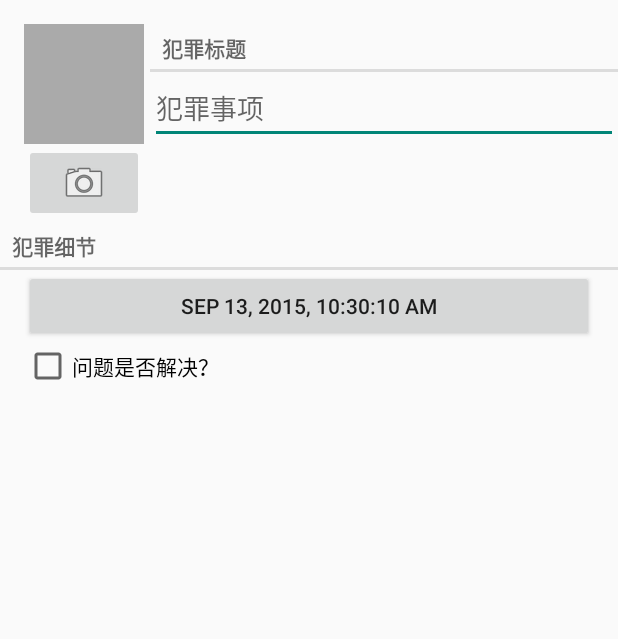
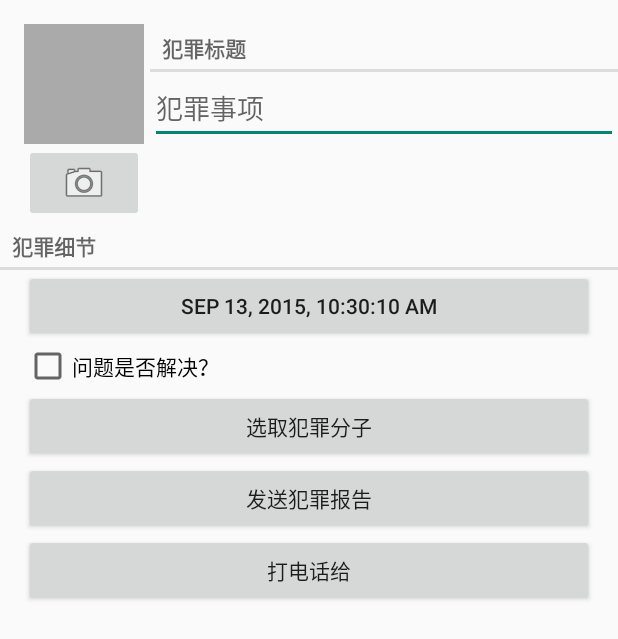
Before and after one commit to whWZH/practice, an Android app: the CrameItem screen opened directly, with no data from a screen before it, on a phone screen of 412 x 824 dp. Shown: the top 639 px of the screen. Run offline under Robolectric (Android 15) with nearby library versions, the phone set to English and light mode, and no system bars.

Commit message:
chapter 22

```diff
--- a/Crime/app/src/main/AndroidManifest.xml
+++ b/Crime/app/src/main/AndroidManifest.xml
@@ -3,6 +3,7 @@
     package="com.example.wang.crime" >
     <uses-permission android:name="android.permission.MOUNT_UNMOUNT_FILESYSTEMS"/>
     <uses-permission android:name="android.permission.WRITE_EXTERNAL_STORAGE" />
+    <uses-permission android:name="android.permission.READ_CONTACTS"/>
     <application
         android:allowBackup="true"
         android:icon="@mipmap/ic_launcher"
--- a/Crime/app/src/main/java/com/example/wang/crime/Item.java
+++ b/Crime/app/src/main/java/com/example/wang/crime/Item.java
@@ -19,11 +19,24 @@ public class Item {
     private static final String JSON_SOLVED="solved";
     private static final String JSON_DATE="date";
     private static final String JSON_PHOTO="photo";
+    private static final String JSON_SUSPECT="suspect";
+    private static final String JSON_NUMBER="number";
     private UUID mId;
+    private String mSuspect;
     private String mTitle;
     private Date mData=new Date();
     private boolean mSolved;
     private Photo mPhoto;
+    private String mNumber;
+
+    public void setmNumber(String mNumber) {
+        this.mNumber = mNumber;
+    }
+
+    public String getmNumber() {
+        return mNumber;
+    }
+
     public Item(){
         mId=UUID.randomUUID();
     }
@@ -37,6 +50,10 @@ public class Item {
         if (mPhoto!=null){
             json.put(JSON_PHOTO,mPhoto.toJSON());
         }
+        if (mNumber!=null){
+            json.put(JSON_NUMBER,mNumber);
+        }
+        json.put(JSON_SUSPECT,mSuspect);
         return json;
     }
     public UUID getmId() {
@@ -75,6 +92,12 @@ public class Item {
         if (json.has(JSON_PHOTO)){
             mPhoto=new Photo(json.getJSONObject(JSON_PHOTO));
         }
+        if (json.has(JSON_SUSPECT)){
+            mSuspect=json.getString(JSON_SUSPECT);
+        }
+        if (json.has(JSON_NUMBER)){
+            mNumber=json.getString(JSON_NUMBER);
+        }
     }
     public Photo getmPhoto(){
         return mPhoto;
@@ -82,4 +105,11 @@ public class Item {
     public void setPhoto(Photo p){
         mPhoto=p;
     }
+    public String getSuspect(){
+        return mSuspect;
+    }
+
+    public void setmSuspect(String mSuspect) {
+        this.mSuspect = mSuspect;
+    }
 }
--- a/Crime/app/src/main/res/layout-land/fragment_crame_item.xml
+++ b/Crime/app/src/main/res/layout-land/fragment_crame_item.xml
@@ -71,6 +71,31 @@
             android:id="@+id/cerame_solve"
             android:text="@string/crime_solve"/>
     </LinearLayout>
+    <LinearLayout
+        android:layout_width="match_parent"
+        android:layout_height="wrap_content"
+        android:layout_marginRight="16dp"
+        android:layout_marginLeft="16dp"
+        android:orientation="horizontal">
+        <Button
+            android:layout_width="wrap_content"
+            android:layout_height="wrap_content"
+            android:layout_weight="1"
+            android:id="@+id/crime_suspectButton"
+            android:text="@string/crime_suspect_text"/>
+        <Button
+            android:layout_width="wrap_content"
+            android:layout_height="wrap_content"
+            android:id="@+id/crime_reportButton"
+            android:layout_weight="1"
+            android:text="@string/crime_report_text"/>
+        <Button
+            android:layout_width="wrap_content"
+            android:layout_height="wrap_content"
+            android:id="@+id/crime_dialButton"
+            android:layout_weight="1"
+            android:text="打电话给"/>
+    </LinearLayout>
 
 
 </LinearLayout>
--- a/Crime/app/src/main/res/layout/fragment_crame_item.xml
+++ b/Crime/app/src/main/res/layout/fragment_crame_item.xml
@@ -64,6 +64,27 @@
         android:layout_marginRight="16dp"
         android:id="@+id/cerame_solve"
         android:text="@string/crime_solve"/>
+    <Button
+        android:layout_width="match_parent"
+        android:layout_height="wrap_content"
+        android:id="@+id/crime_suspectButton"
+        android:layout_marginLeft="16dp"
+        android:layout_marginRight="16dp"
+        android:text="@string/crime_suspect_text"/>
+    <Button
+        android:layout_width="match_parent"
+        android:layout_height="wrap_content"
+        android:id="@+id/crime_reportButton"
+        android:text="@string/crime_report_text"
+        android:layout_marginLeft="16dp"
+        android:layout_marginRight="16dp"/>
+    <Button
+        android:layout_width="match_parent"
+        android:layout_height="wrap_content"
+        android:id="@+id/crime_dialButton"
+        android:layout_marginLeft="16dp"
+        android:layout_marginRight="16dp"
+        android:text="打电话给"/>
 
 
 </LinearLayout>
--- a/Crime/app/src/main/res/values/strings.xml
+++ b/Crime/app/src/main/res/values/strings.xml
@@ -17,4 +17,8 @@
     <string name="hide_subtitle">隐藏详情</string>
     <string name="subtitle">如果你看到了什么，请说出来</string>
     <string name="delete_crime">删除</string>
+    <string name="crime_suspect_text">选取犯罪分子</string>
+    <string name="crime_report_text">发送犯罪报告</string>
+    <string name="crime_report">%1$s! 这项犯罪被发现于 %2$s. %3$s,%4$s</string>
+    <string name="crime_report_susupect">犯罪嫌疑人是 %s.</string>
 </resources>
```
Also changed, not shown: Crime/app/src/main/java/com/example/wang/crime/CrameItem.java (+88 -7 lines).
